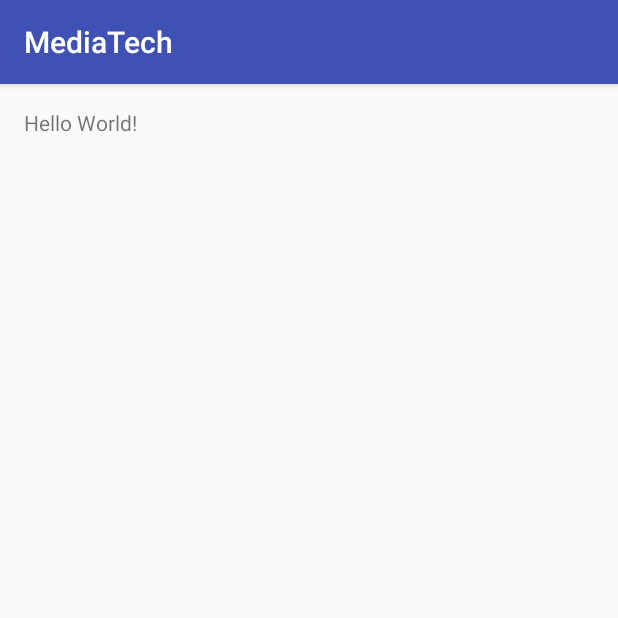
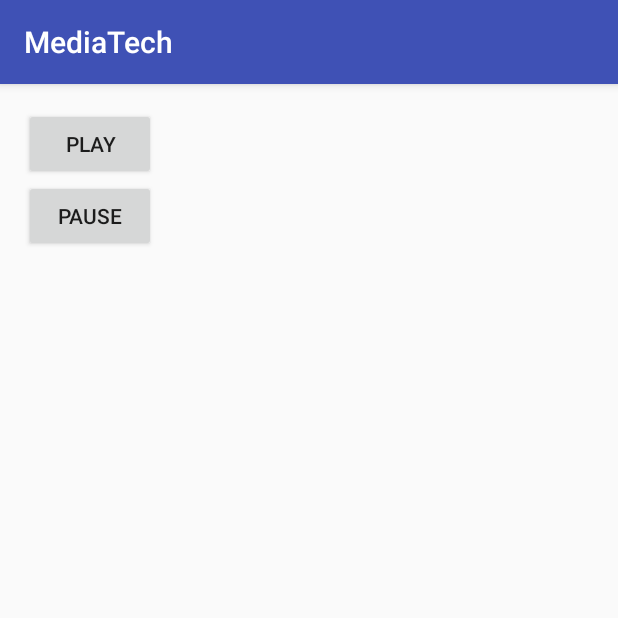
Before and after one commit to iam-ss/Android-Studio-Projects, an Android app: the screen it shows after launch (MainActivity), on a phone screen of 412 x 824 dp, the top half of it. Run offline under Robolectric (Android 15) with nearby library versions, the phone set to English and light mode, and no system bars.

Commit message:
add backstree.mp3 song to check the capabilitits of MediaPlayer class.

```diff
--- a/MediaTech/app/src/main/java/com/example/android/mediatech/MainActivity.java
+++ b/MediaTech/app/src/main/java/com/example/android/mediatech/MainActivity.java
@@ -1,13 +1,38 @@
 package com.example.android.mediatech;
 
+import android.media.MediaPlayer;
+import android.os.Bundle;
 import android.support.v7.app.AppCompatActivity;
-import android.os.Bundle;
+import android.view.View;
+import android.widget.Button;
 
 public class MainActivity extends AppCompatActivity {
 
+    private MediaPlayer mediaPlayer=null;
     @Override
     protected void onCreate(Bundle savedInstanceState) {
         super.onCreate(savedInstanceState);
         setContentView(R.layout.activity_main);
+
+        Button play = (Button) findViewById(R.id.play_btn);
+        play.setOnClickListener(new View.OnClickListener() {
+            @Override
+            public void onClick(View v) {
+                if(mediaPlayer == null)
+                    mediaPlayer = MediaPlayer.create(MainActivity.this, R.raw.backstreet);
+                mediaPlayer.start();
+            }
+        });
+
+        Button pause = (Button) findViewById(R.id.pause_btn);
+        pause.setOnClickListener(new View.OnClickListener() {
+            @Override
+            public void onClick(View v) {
+                if(mediaPlayer.isPlaying())
+                    mediaPlayer.pause();
+            }
+        });
+
+
     }
 }
--- a/MediaTech/app/src/main/res/layout/activity_main.xml
+++ b/MediaTech/app/src/main/res/layout/activity_main.xml
@@ -1,5 +1,5 @@
 <?xml version="1.0" encoding="utf-8"?>
-<RelativeLayout xmlns:android="http://schemas.android.com/apk/res/android"
+<LinearLayout xmlns:android="http://schemas.android.com/apk/res/android"
     xmlns:tools="http://schemas.android.com/tools"
     android:id="@+id/activity_main"
     android:layout_width="match_parent"
@@ -8,10 +8,19 @@
     android:paddingLeft="@dimen/activity_horizontal_margin"
     android:paddingRight="@dimen/activity_horizontal_margin"
     android:paddingTop="@dimen/activity_vertical_margin"
+    android:orientation="vertical"
     tools:context="com.example.android.mediatech.MainActivity">
 
-    <TextView
+    <Button
+        android:id="@+id/play_btn"
         android:layout_width="wrap_content"
         android:layout_height="wrap_content"
-        android:text="Hello World!" />
-</RelativeLayout>
+        android:text="Play"
+        />
+    <Button
+        android:id="@+id/pause_btn"
+        android:layout_width="wrap_content"
+        android:layout_height="wrap_content"
+        android:text="Pause"/>
+
+</LinearLayout>
```
Also changed, not shown: 1 other file.
